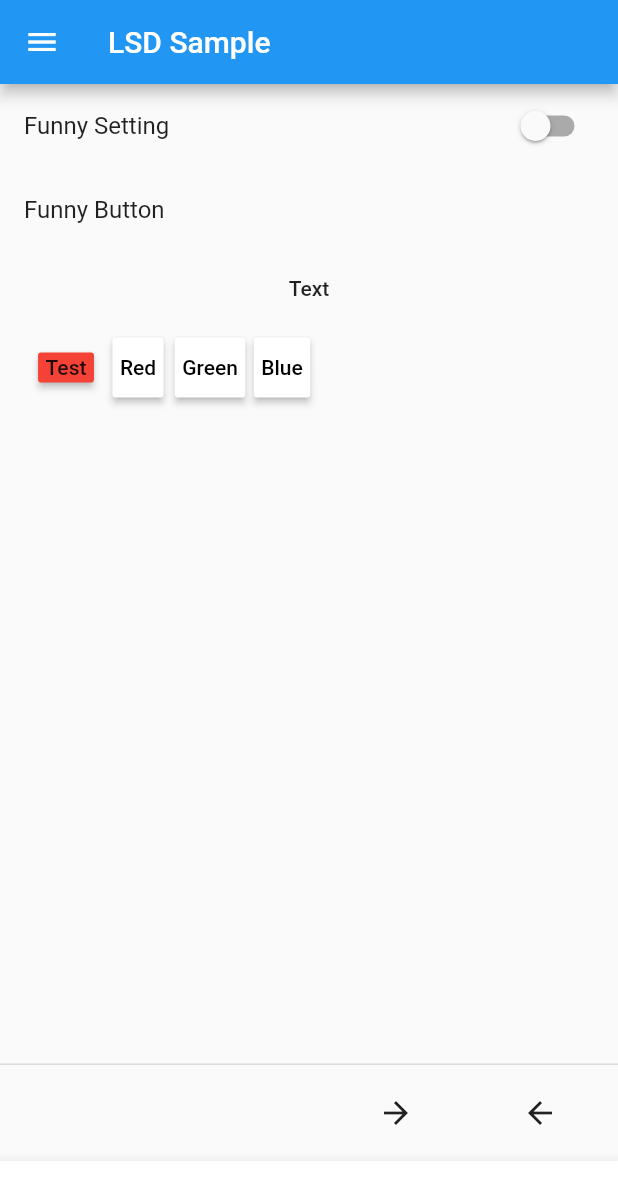
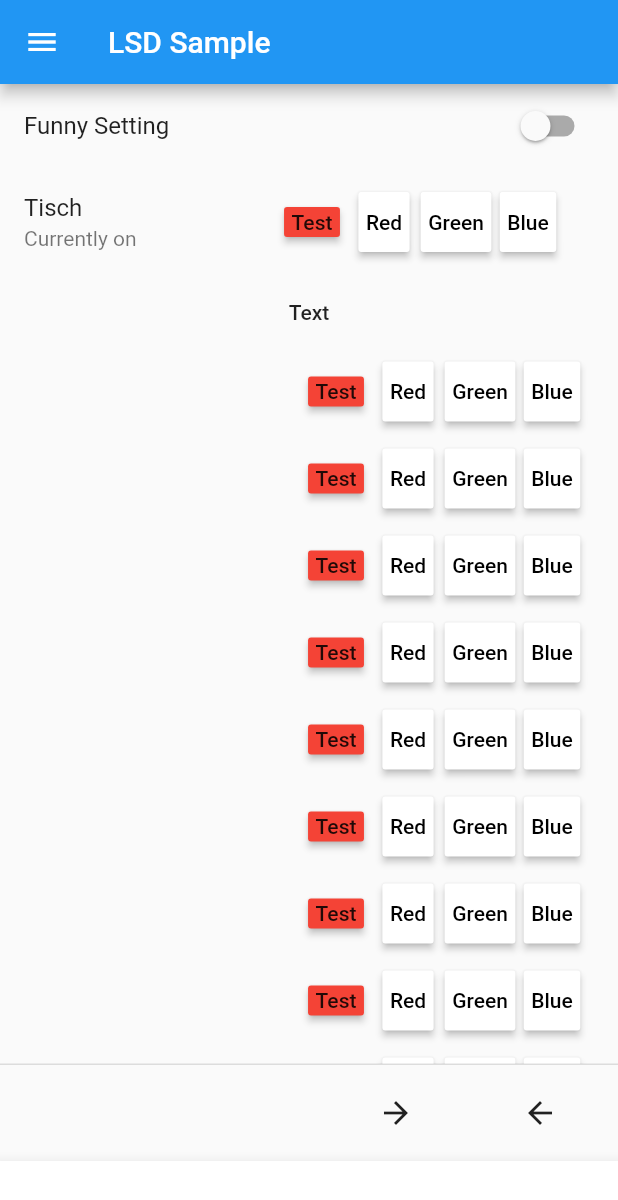
Before and after one commit to wiesesamuel/flutter_lightstorm, a Flutter app: the screen it shows after launch, on a phone screen of 412 x 824 dp. Shown: the top 1200 px of the screen. Run offline on Flutter 3.47's test engine with Material 2 defaults, Android fonts, the phone set to English and light mode, and no system bars.

Commit message:
change stripe template

```diff
--- a/lib/models/color_button.dart
+++ b/lib/models/color_button.dart
@@ -20,6 +20,7 @@ class ColorButton extends StatefulWidget {
 }
 
 class _ColorButtonApp extends State<ColorButton> {
+
   // states
   bool pressed = false;
   bool disabled = false;
--- a/lib/models/stripe_controller.dart
+++ b/lib/models/stripe_controller.dart
@@ -6,10 +6,10 @@ class StripeController extends StatefulWidget {
   StripeController({Key key}) : super(key: key);
 
   @override
-  _StripeControllerApp createState() => _StripeControllerApp();
+  _StripeControllerState createState() => _StripeControllerState();
 }
 
-class _StripeControllerApp extends State<StripeController> {
+class _StripeControllerState extends State<StripeController> {
   // children
   List<ColorButton> buttons = [
     ColorButton(name: "Red", color: Colors.red),
@@ -46,7 +46,11 @@ class _StripeControllerApp extends State<StripeController> {
     children.addAll(buttons);
     return Padding(
         padding: EdgeInsets.symmetric(horizontal: 20, vertical: 5),
-        child: Row(children: children));
+        child: Row(
+          children: children,
+          mainAxisAlignment: MainAxisAlignment.end,
+          mainAxisSize: MainAxisSize.min,
+        ));
   }
 
   void updateDepiction() {
--- a/lib/view/statefullview.dart
+++ b/lib/view/statefullview.dart
@@ -62,14 +62,37 @@ class _MyApplication extends State<MyStatefulWidget> {
               },
             ),
             ListTile(
-              title: Text("Funny Button"),
+              title: Text("Tisch"),
+              subtitle: Text("Currently on"),
+              trailing: StripeController(),
+              selected: false,
               onTap: () {},
             ),
             MaterialButton(
               child: Text("Text"),
               onPressed: () {},
             ),
-            StripeController()
+            StripeController(),
+            StripeController(),
+            StripeController(),
+            StripeController(),
+            StripeController(),
+            StripeController(),
+            StripeController(),
+            StripeController(),
+            StripeController(),
+            StripeController(),
+            StripeController(),
+            StripeController(),
+            StripeController(),
+            StripeController(),
+            StripeController(),
+            StripeController(),
+            StripeController(),
+            StripeController(),
+            StripeController(),
+            StripeController(),
+            StripeController(),
           ],
         ), /*new InkWell(
           // tap action
```
